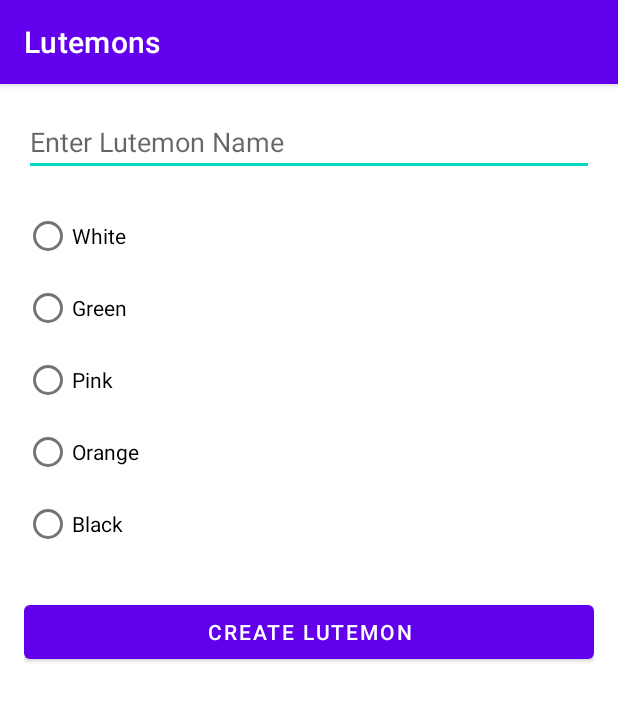
After one commit to archimbald4488/Android-Lutemons, an Android app: the fragment CreateLutemonFragment shown on its own in the app's theme, on a phone screen of 412 x 824 dp. The commit adds this screen. Shown: the top 701 px of the screen. Run offline under Robolectric (Android 15) with nearby library versions, the phone set to English and light mode, and no system bars.

Commit message:
Added creation fragment for new lutemons

```diff
--- /dev/null
+++ b/app/src/main/java/oliot/lutemons/fragments/CreateLutemonFragment.java
@@ -0,0 +1,64 @@
+package oliot.lutemons.fragments;
+
+import android.os.Bundle;
+import android.view.LayoutInflater;
+import android.view.View;
+import android.view.ViewGroup;
+import android.widget.*;
+import androidx.annotation.NonNull;
+import androidx.annotation.Nullable;
+import androidx.fragment.app.Fragment;
+
+import oliot.lutemons.R;
+import oliot.lutemons.models.Lutemon;
+import oliot.lutemons.models.*;
+import oliot.lutemons.storage.Storage;
+
+public class CreateLutemonFragment extends Fragment {
+
+    private EditText editName;
+    private RadioGroup radioGroupColor;
+    private Button btnCreate;
+
+    public View onCreateView(@NonNull LayoutInflater inflater, ViewGroup container, Bundle savedInstanceState) {
+        return inflater.inflate(R.layout.fragment_create_lutemon, container, false);
+    }
+
+    public void onViewCreated(@NonNull View view, @Nullable Bundle savedInstanceState) {
+        editName = view.findViewById(R.id.editTextName);
+        radioGroupColor = view.findViewById(R.id.radioGroupColor);
+        btnCreate = view.findViewById(R.id.btnCreateLutemon);
+
+        btnCreate.setOnClickListener(v -> {
+            String name = editName.getText().toString();
+            int selectedId = radioGroupColor.getCheckedRadioButtonId();
+
+            if (name.isEmpty() || selectedId == -1) {
+                Toast.makeText(getActivity(), "Name and color are required.", Toast.LENGTH_SHORT).show();
+                return;
+            }
+
+            Lutemon newLutemon = null;
+
+            if (selectedId == R.id.radioWhite) {
+                newLutemon = new WhiteLutemon(name);
+            } else if (selectedId == R.id.radioGreen) {
+                newLutemon = new GreenLutemon(name);
+            } else if (selectedId == R.id.radioPink) {
+                newLutemon = new PinkLutemon(name);
+            } else if (selectedId == R.id.radioOrange) {
+                newLutemon = new OrangeLutemon(name);
+            } else if (selectedId == R.id.radioBlack) {
+                newLutemon = new BlackLutemon(name);
+            }
+
+            if (newLutemon != null) {
+                Storage.getInstance().addLutemon(newLutemon);
+                Storage.getInstance().moveToHome(newLutemon.getId());
+                Toast.makeText(getActivity(), name + " created!", Toast.LENGTH_SHORT).show();
+                editName.setText("");
+                radioGroupColor.clearCheck();
+            }
+        });
+    }
+}
--- /dev/null
+++ b/app/src/main/res/layout/fragment_create_lutemon.xml
@@ -0,0 +1,40 @@
+<?xml version="1.0" encoding="utf-8"?>
+<ScrollView xmlns:android="http://schemas.android.com/apk/res/android"
+    android:layout_width="match_parent"
+    android:layout_height="match_parent"
+    android:padding="16dp">
+
+    <LinearLayout
+        android:orientation="vertical"
+        android:layout_width="match_parent"
+        android:layout_height="wrap_content">
+
+        <EditText
+            android:id="@+id/editTextName"
+            android:layout_width="match_parent"
+            android:layout_height="wrap_content"
+            android:hint="Enter Lutemon Name"
+            android:inputType="textPersonName" />
+
+        <RadioGroup
+            android:id="@+id/radioGroupColor"
+            android:layout_width="match_parent"
+            android:layout_height="wrap_content"
+            android:orientation="vertical"
+            android:layout_marginTop="16dp">
+
+            <RadioButton android:id="@+id/radioWhite" android:text="White" />
+            <RadioButton android:id="@+id/radioGreen" android:text="Green" />
+            <RadioButton android:id="@+id/radioPink" android:text="Pink" />
+            <RadioButton android:id="@+id/radioOrange" android:text="Orange" />
+            <RadioButton android:id="@+id/radioBlack" android:text="Black" />
+        </RadioGroup>
+
+        <Button
+            android:id="@+id/btnCreateLutemon"
+            android:layout_width="match_parent"
+            android:layout_height="wrap_content"
+            android:text="Create Lutemon"
+            android:layout_marginTop="24dp" />
+    </LinearLayout>
+</ScrollView>
--- a/app/src/main/res/layout/lutemon_list_item.xml
+++ b/app/src/main/res/layout/lutemon_list_item.xml
@@ -32,8 +32,7 @@ Text is in list format -->
             android:layout_width="72dp"
             android:layout_height="72dp"
             android:layout_marginEnd="16dp"
-            android:scaleType="centerCrop"
-            android:contentDescription="@string/lutemon_image_desc" />
+            android:scaleType="centerCrop" />
 
         <LinearLayout
             android:layout_width="0dp"
--- a/app/src/main/res/menu/bottom_nav_menu.xml
+++ b/app/src/main/res/menu/bottom_nav_menu.xml
@@ -20,4 +20,8 @@
         android:id="@+id/statsFragment"
         android:icon="@drawable/ic_launcher_foreground"
         android:title="Stats"/>
+    <item
+        android:id="@+id/createLutemonFragment"
+        android:icon="@drawable/ic_launcher_foreground"
+        android:title="Create" />
 </menu>
--- a/app/src/main/res/navigation/nav_graph.xml
+++ b/app/src/main/res/navigation/nav_graph.xml
@@ -28,4 +28,10 @@
         android:id="@+id/statsFragment"
         android:name="oliot.lutemons.fragments.StatsFragment"
         android:label="Stats"/>
+
+    <fragment
+        android:id="@+id/createLutemonFragment"
+        android:name="oliot.lutemons.fragments.CreateLutemonFragment"
+        android:label="Create"/>
+
 </navigation>
```
